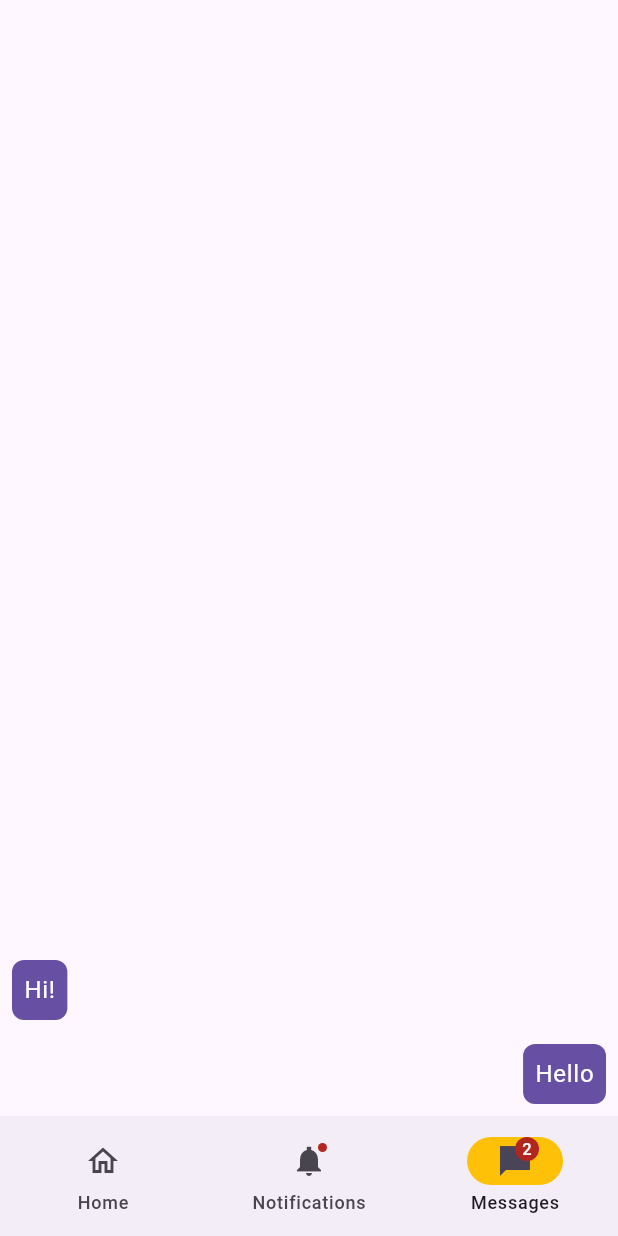
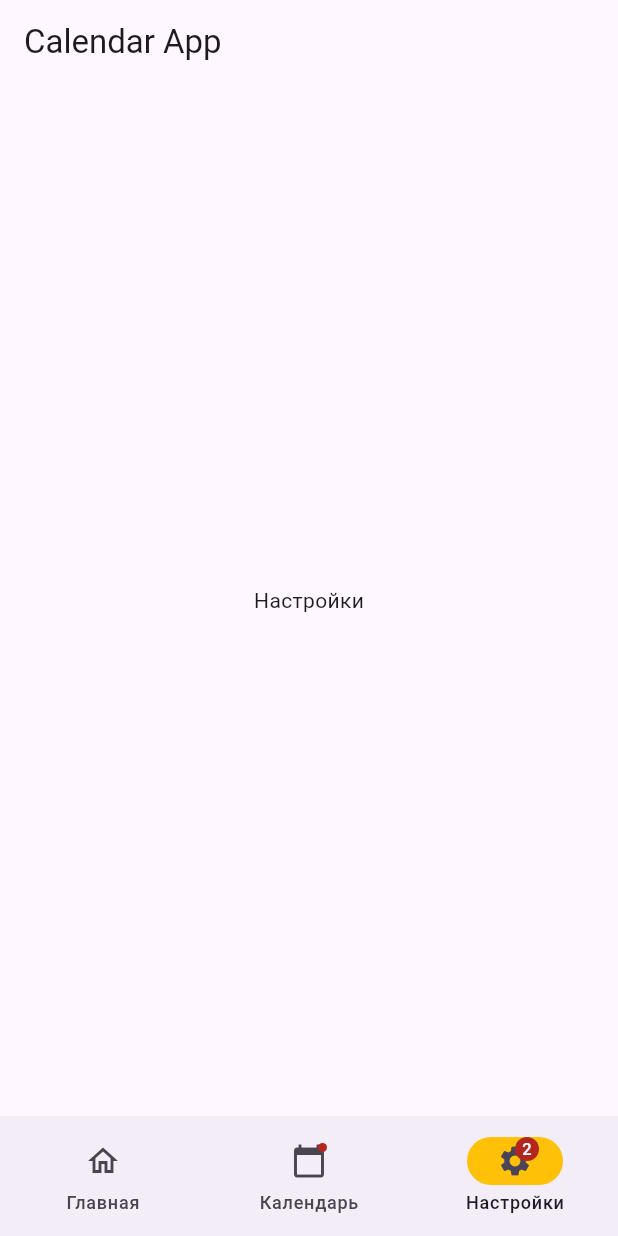
Before and after one commit to ozernyifei/planner, a Flutter app: the screen it shows after launch, item 3 of the bottom bar chosen, on a phone screen of 412 x 824 dp. Run offline on Flutter 3.47's test engine with Material 3 defaults, Android fonts, the phone set to English and light mode, and no system bars; our stand-ins replace syncfusion_flutter_calendar.

Commit message:
add calendar, move navBar to main from home_screen

```diff
--- a/lib/main.dart
+++ b/lib/main.dart
@@ -1,7 +1,8 @@
 import 'package:flutter/material.dart';
-// import 'package:hive/hive.dart';
-// import 'package:hive_flutter/hive_flutter.dart';
+import 'package:planner/screens/calendar_screen.dart';
 import 'package:planner/screens/home_screen.dart';
+import 'package:planner/screens/settings_screen.dart';
+
 
 void main() async {
   runApp(const MainApp());
@@ -17,7 +18,67 @@ class MainApp extends StatelessWidget {
       theme: ThemeData(
         primarySwatch: Colors.blue,
       ),
-      home: HomeScreen(),
+      home: MyHomePage(),
     );
   }
 }
+
+
+class MyHomePage extends StatefulWidget {
+  @override
+  State<MyHomePage> createState() => _MyHomePageState();
+}
+
+class _MyHomePageState extends State<MyHomePage> {
+  int _selectedIndex = 0;
+
+  // void _onItemTapped(int index) {
+  //   setState(() {
+  //     _selectedIndex = index;
+  //   });
+  // }
+
+  @override
+  Widget build(BuildContext context) {
+    final screens = [
+      HomeScreen(),
+      CalendarScreen(),
+      SettingsScreen(),
+    ];
+
+    return Scaffold(
+      appBar: AppBar(
+        title: const Text('Calendar App'),
+      ),
+      body: screens[_selectedIndex],
+      bottomNavigationBar: NavigationBar(
+        onDestinationSelected: ( index) {
+          setState(() {
+            _selectedIndex = index;
+          }
+        );
+        },
+        indicatorColor: Colors.amber,
+        selectedIndex: _selectedIndex,
+        destinations: const <Widget>[
+          NavigationDestination(
+            selectedIcon: Icon(Icons.home),
+            icon: Icon(Icons.home_outlined),
+            label: 'Главная',
+          ),
+          NavigationDestination(
+            icon: Badge(child: Icon(Icons.calendar_today)),
+            label: 'Календарь',
+          ),
+          NavigationDestination(
+            icon: Badge(
+              label: Text('2'),
+              child: Icon(Icons.settings),
+            ),
+            label: 'Настройки',
+          ),
+        ],
+      ),
+    );
+  }
+}
--- a/lib/screens/calendar_screen.dart
+++ b/lib/screens/calendar_screen.dart
@@ -1 +1,58 @@
-// import 'package:flutter/material.dart';
+import 'package:flutter/material.dart';
+import 'package:syncfusion_flutter_calendar/calendar.dart';
+
+// class CalendarScreen extends StatelessWidget {
+//   @override
+//   Widget build(BuildContext context) {
+//     return const Center(
+//       child: Text('Календарь'),
+//     );
+//   }
+// }
+
+class Event {
+  Event(this.title);
+
+  final String title;
+}
+
+class CalendarScreen extends StatefulWidget {
+  @override
+  State<CalendarScreen> createState() => _CalendarScreenState();
+}
+
+class _CalendarScreenState extends State<CalendarScreen> {
+  final CalendarController _calendarController = CalendarController();
+  final Map<DateTime, List<Event>> _events = {};
+
+  @override
+  void initState() {
+    super.initState();
+    _events[DateTime.now()] = [
+      Event('Событие 1'),
+      Event('Событие 2'),
+    ];
+  }
+
+  @override
+  Widget build(BuildContext context) {
+    return Scaffold(
+      appBar: AppBar(
+        title: const Text('Calendar Screen'),
+      ),
+      body: SingleChildScrollView(
+        child: Column(
+          children: [
+            SfCalendar(
+              controller: _calendarController,
+            ),
+            // ElevatedButton(
+            //   onPressed: () => print('Button pressed'),
+            //   child: const Text('Добавить событие'),
+            // ),
+          ],
+        ),
+      ),
+    );
+  }
+}
--- a/lib/screens/home_screen.dart
+++ b/lib/screens/home_screen.dart
@@ -1,128 +1,137 @@
 import 'package:flutter/material.dart';
 
 
-class HomeScreen extends StatefulWidget {
-  @override
-  State<HomeScreen> createState() => _HomeScreenState();
-}
+// class HomeScreen extends StatefulWidget {
+//   @override
+//   State<HomeScreen> createState() => _HomeScreenState();
+// }
 
-class _HomeScreenState extends State<HomeScreen> {
-  int currentPageIndex = 0;
-
+class HomeScreen extends StatelessWidget {
   @override
   Widget build(BuildContext context) {
-    final theme = Theme.of(context);
-    return Scaffold(
-      bottomNavigationBar: NavigationBar(
-        onDestinationSelected: ( index) {
-          setState(() {
-            currentPageIndex = index;
-          });
-        },
-        indicatorColor: Colors.amber,
-        selectedIndex: currentPageIndex,
-        destinations: const <Widget>[
-          NavigationDestination(
-            selectedIcon: Icon(Icons.home),
-            icon: Icon(Icons.home_outlined),
-            label: 'Home',
-          ),
-          NavigationDestination(
-            icon: Badge(child: Icon(Icons.notifications_sharp)),
-            label: 'Notifications',
-          ),
-          NavigationDestination(
-            icon: Badge(
-              label: Text('2'),
-              child: Icon(Icons.messenger_sharp),
-            ),
-            label: 'Messages',
-          ),
-        ],
-      ),
-      body: <Widget>[
-        /// Home page
-        Card(
-          shadowColor: Colors.transparent,
-          margin: const EdgeInsets.all(8),
-          child: SizedBox.expand(
-            child: Center(
-              child: Text(
-                'Home page',
-                style: theme.textTheme.titleLarge,
-              ),
-            ),
-          ),
-        ),
-
-        /// Notifications page
-        const Padding(
-          padding: EdgeInsets.all(8),
-          child: Column(
-            children: <Widget>[
-              Card(
-                child: ListTile(
-                  leading: Icon(Icons.notifications_sharp),
-                  title: Text('Notification 1'),
-                  subtitle: Text('This is a notification'),
-                ),
-              ),
-              Card(
-                child: ListTile(
-                  leading: Icon(Icons.notifications_sharp),
-                  title: Text('Notification 2'),
-                  subtitle: Text('This is a notification'),
-                ),
-              ),
-            ],
-          ),
-        ),
-
-        /// Messages page
-        ListView.builder(
-          reverse: true,
-          itemCount: 2,
-          itemBuilder: (context, index) {
-            if (index == 0) {
-              return Align(
-                alignment: Alignment.centerRight,
-                child: Container(
-                  margin: const EdgeInsets.all(8),
-                  padding: const EdgeInsets.all(8),
-                  decoration: BoxDecoration(
-                    color: theme.colorScheme.primary,
-                    borderRadius: BorderRadius.circular(8),
-                  ),
-                  child: Text(
-                    'Hello',
-                    style: theme.textTheme.bodyLarge!
-                        .copyWith(color: theme.colorScheme.onPrimary),
-                  ),
-                ),
-              );
-            }
-            return Align(
-              alignment: Alignment.centerLeft,
-              child: Container(
-                margin: const EdgeInsets.all(8),
-                padding: const EdgeInsets.all(8),
-                decoration: BoxDecoration(
-                  color: theme.colorScheme.primary,
-                  borderRadius: BorderRadius.circular(8),
-                ),
-                child: Text(
-                  'Hi!',
-                  style: theme.textTheme.bodyLarge!
-                      .copyWith(color: theme.colorScheme.onPrimary),
-                ),
-              ),
-            );
-          },
-        ),
-      ][currentPageIndex],
+    return const Center(
+      child: Text('Главная'),
     );
   }
 }
+
+// class _HomeScreenState extends State<HomeScreen> {
+//   int currentPageIndex = 0;
+
+//   @override
+//   Widget build(BuildContext context) {
+//     final theme = Theme.of(context);
+//     return Scaffold(
+//       bottomNavigationBar: NavigationBar(
+//         onDestinationSelected: ( index) {
+//           setState(() {
+//             currentPageIndex = index;
+//           });
+//         },
+//         indicatorColor: Colors.amber,
+//         selectedIndex: currentPageIndex,
+//         destinations: const <Widget>[
+//           NavigationDestination(
+//             selectedIcon: Icon(Icons.home),
+//             icon: Icon(Icons.home_outlined),
+//             label: 'Главная',
+//           ),
+//           NavigationDestination(
+//             icon: Badge(child: Icon(Icons.calendar_today)),
+//             label: 'Календарь',
+//           ),
+//           NavigationDestination(
+//             icon: Badge(
+//               label: Text('2'),
+//               child: Icon(Icons.settings),
+//             ),
+//             label: 'Настройки',
+//           ),
+//         ],
+//       ),
+//       body: <Widget>[
+//         /// Home page
+//         Card(
+//           shadowColor: Colors.transparent,
+//           margin: const EdgeInsets.all(8),
+//           child: SizedBox.expand(
+//             child: Center(
+//               child: Text(
+//                 'Home page',
+//                 style: theme.textTheme.titleLarge,
+//               ),
+//             ),
+//           ),
+//         ),
+
+//         /// Notifications page
+//         const Padding(
+//           padding: EdgeInsets.all(8),
+//           child: Column(
+//             children: <Widget>[
+//               Card(
+//                 child: ListTile(
+//                   leading: Icon(Icons.notifications_sharp),
+//                   title: Text('Notification 1'),
+//                   subtitle: Text('This is a notification'),
+//                 ),
+//               ),
+//               Card(
+//                 child: ListTile(
+//                   leading: Icon(Icons.notifications_sharp),
+//                   title: Text('Notification 2'),
+//                   subtitle: Text('This is a notification'),
+//                 ),
+//               ),
+//             ],
+//           ),
+//         ),
+
+//         /// Messages page
+//         ListView.builder(
+//           reverse: true,
+//           itemCount: 2,
+//           itemBuilder: (context, index) {
+//             if (index == 0) {
+//               return Align(
+//                 alignment: Alignment.centerRight,
+//                 child: Container(
+//                   margin: const EdgeInsets.all(8),
+//                   padding: const EdgeInsets.all(8),
+//                   decoration: BoxDecoration(
+//                     color: theme.colorScheme.primary,
+//                     borderRadius: BorderRadius.circular(8),
+//                   ),
+//                   child: Text(
+//                     'Hello',
+//                     style: theme.textTheme.bodyLarge!
+//                         .copyWith(color: theme.colorScheme.onPrimary),
+//                   ),
+//                 ),
+//               );
+//             }
+//             return Align(
+//               alignment: Alignment.centerLeft,
+//               child: Container(
+//                 margin: const EdgeInsets.all(8),
+//                 padding: const EdgeInsets.all(8),
+//                 decoration: BoxDecoration(
+//                   color: theme.colorScheme.primary,
+//                   borderRadius: BorderRadius.circular(8),
+//                 ),
+//                 child: Text(
+//                   'Hi!',
+//                   style: theme.textTheme.bodyLarge!
+//                       .copyWith(color: theme.colorScheme.onPrimary),
+//                 ),
+//               ),
+//             );
+//           },
+//         ),
+//       ][currentPageIndex],
+//     );
+//   }
+// }
 // class _HomeScreenState extends State<HomeScreen> {
 //   int _selectedIndex = 0;
 //   late Color _iconColor;
--- a/lib/screens/settings_screen.dart
+++ b/lib/screens/settings_screen.dart
@@ -1,7 +1,12 @@
-// import 'package:flutter/material.dart';
+import 'package:flutter/material.dart';
 
-// class settingsScreen extends StatefulWidget {
-//   @override
-//   // ignore: library_private_types_in_public_api
-//   _HomeScreenState createState() => _HomeScreenState();
-// }
+
+
+class SettingsScreen extends StatelessWidget {
+  @override
+  Widget build(BuildContext context) {
+    return const Center(
+      child: Text('Настройки'),
+    );
+  }
+}
--- a/pubspec.yaml
+++ b/pubspec.yaml
@@ -15,6 +15,7 @@ dependencies:
   hive_flutter: ^1.1.0
   material: ^1.0.0+2
   syncfusion_flutter_calendar: ^25.1.38
+  table_calendar: ^3.1.1
 
 dev_dependencies:
   flutter_test:
```
Also changed, not shown: pubspec.lock.
